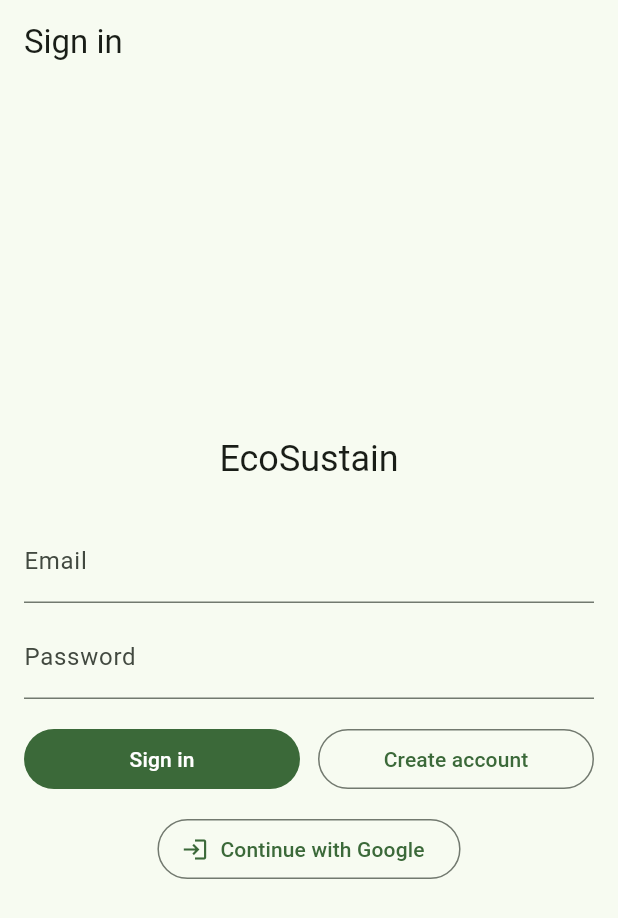
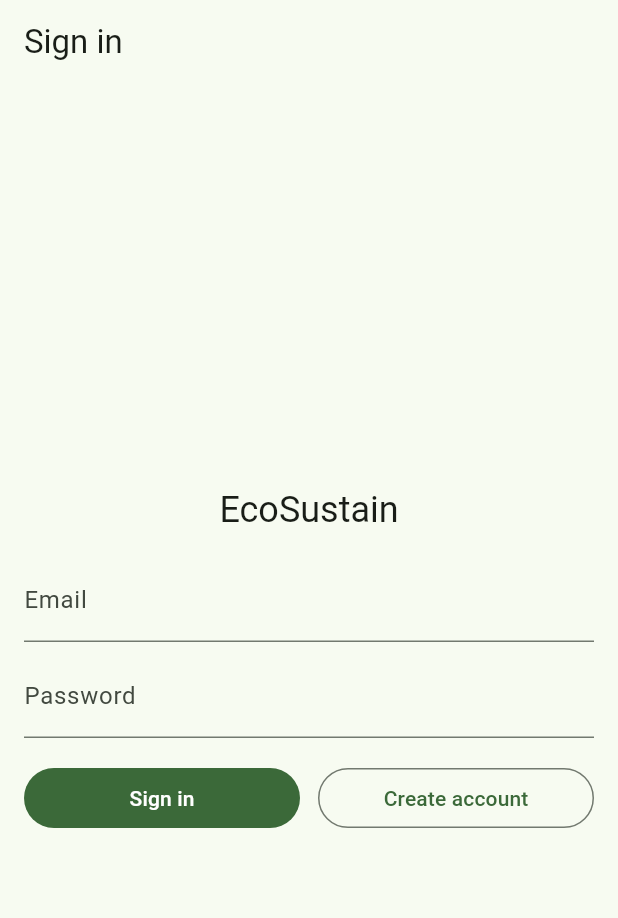
Before and after one commit to RajeshGang/eco_buddy, a Flutter app: the screen it shows after launch, on a phone screen of 412 x 824 dp. Shown: the top 918 px of the screen. Run offline on Flutter 3.47's test engine with Material 3 defaults, Android fonts, the phone set to English and light mode, and no system bars; our stand-ins replace cloud_firestore, firebase_auth, firebase_core, fl_chart, image_picker; missing offline and left inert: google_mlkit_text_recognition, mobile_scanner; accounts and stored records are empty.

Commit message:
Fixed login

```diff
--- a/lib/features/auth/sign_in_page.dart
+++ b/lib/features/auth/sign_in_page.dart
@@ -1,7 +1,5 @@
 import 'package:firebase_auth/firebase_auth.dart';
-import 'package:flutter/foundation.dart' show kIsWeb;
 import 'package:flutter/material.dart';
-import 'package:google_sign_in/google_sign_in.dart';
 
 class SignInPage extends StatefulWidget {
   const SignInPage({super.key});
@@ -33,27 +31,6 @@ class _SignInPageState extends State<SignInPage> {
     }
   }
 
-  Future<void> _googleSignIn() async {
-    setState(() { _busy = true; _error = null; });
-    try {
-      final auth = FirebaseAuth.instance;
-      if (kIsWeb) {
-        await auth.signInWithPopup(GoogleAuthProvider());
-      } else {
-        final googleUser = await GoogleSignIn().signIn();
-        if (googleUser == null) return; // cancelled
-        final googleAuth = await googleUser.authentication;
-        final cred = GoogleAuthProvider.credential(
-          accessToken: googleAuth.accessToken, idToken: googleAuth.idToken);
-        await auth.signInWithCredential(cred);
-      }
-    } on FirebaseAuthException catch (e) {
-      setState(() => _error = e.message);
-    } finally {
-      if (mounted) setState(() => _busy = false);
-    }
-  }
-
   @override
   Widget build(BuildContext context) {
     final theme = Theme.of(context);
@@ -68,17 +45,22 @@ class _SignInPageState extends State<SignInPage> {
               Text('EcoSustain', style: theme.textTheme.headlineSmall),
               const SizedBox(height: 16),
               if (_error != null)
-                Text(_error!, style: TextStyle(color: theme.colorScheme.error)),
+                Padding(
+                  padding: const EdgeInsets.only(bottom: 8),
+                  child: Text(_error!, style: TextStyle(color: theme.colorScheme.error)),
+                ),
+              TextField(controller: _email, keyboardType: TextInputType.emailAddress,
+                        decoration: const InputDecoration(labelText: 'Email')),
               const SizedBox(height: 8),
-              TextField(controller: _email, decoration: const InputDecoration(labelText: 'Email')),
-              const SizedBox(height: 8),
-              TextField(controller: _password, decoration: const InputDecoration(labelText: 'Password'), obscureText: true),
+              TextField(controller: _password, obscureText: true,
+                        decoration: const InputDecoration(labelText: 'Password')),
               const SizedBox(height: 16),
               Row(children: [
                 Expanded(child: FilledButton(
                   onPressed: _busy ? null : () => _emailSignIn(create: false),
-                  child: _busy ? const SizedBox(height:20,width:20,child:CircularProgressIndicator(strokeWidth:2))
-                               : const Text('Sign in'),
+                  child: _busy
+                      ? const SizedBox(height:20,width:20,child:CircularProgressIndicator(strokeWidth:2))
+                      : const Text('Sign in'),
                 )),
                 const SizedBox(width: 12),
                 Expanded(child: OutlinedButton(
@@ -86,12 +68,6 @@ class _SignInPageState extends State<SignInPage> {
                   child: const Text('Create account'),
                 )),
               ]),
-              const SizedBox(height: 12),
-              OutlinedButton.icon(
-                onPressed: _busy ? null : _googleSignIn,
-                icon: const Icon(Icons.login),
-                label: const Text('Continue with Google'),
-              ),
             ]),
           ),
         ),
--- a/pubspec.yaml
+++ b/pubspec.yaml
@@ -47,7 +47,6 @@ dependencies:
   flutter_riverpod: ^2.5.1
   fl_chart: ^0.69.0
   intl: ^0.19.0
-  google_sign_in: ^6.2.1
 
 dev_dependencies:
   flutter_test:
```
Also changed, not shown: pubspec.lock, 1 other file.
